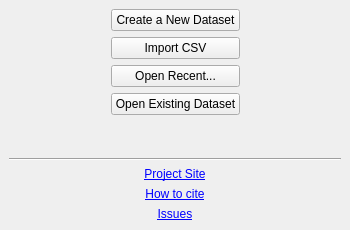
Before: the Qt Designer form src/rc_metastudio/forms/welcome_page.ui in AliSalman-et-al/openmeta-analyst-community, drawn with Qt 5.
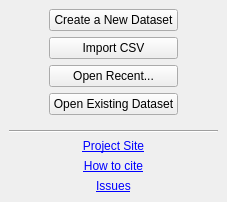
After: the same form once the commit is applied. Icons and pictures are not drawn.

Patch:
```diff
--- a/src/rc_metastudio/forms/welcome_page.ui
+++ b/src/rc_metastudio/forms/welcome_page.ui
@@ -6,8 +6,8 @@
    <rect>
     <x>0</x>
     <y>0</y>
-    <width>350</width>
-    <height>230</height>
+    <width>0</width>
+    <height>0</height>
    </rect>
   </property>
   <property name="sizePolicy">
```
